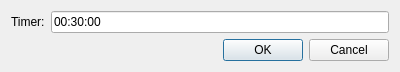
First picture: the form in initsetting.ui, repository pjincz/mini-floating-timer, before the edit.
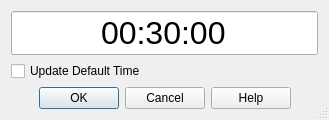
Second picture: the form after the edit.

Commit message: save default value, add help button, adjust setup dialog

The edit to the form file:
```diff
--- a/initsetting.ui
+++ b/initsetting.ui
@@ -6,34 +6,41 @@
    <rect>
     <x>0</x>
     <y>0</y>
-    <width>400</width>
-    <height>69</height>
+    <width>329</width>
+    <height>115</height>
    </rect>
   </property>
   <property name="windowTitle">
-   <string>Dialog</string>
+   <string>Setup</string>
+  </property>
+  <property name="sizeGripEnabled">
+   <bool>true</bool>
   </property>
   <layout class="QVBoxLayout" name="verticalLayout">
    <item>
-    <layout class="QHBoxLayout" name="horizontalLayout">
-     <item>
-      <widget class="QLabel" name="label">
-       <property name="text">
-        <string>Timer:</string>
-       </property>
-      </widget>
-     </item>
-     <item>
       <widget class="QLineEdit" name="lineEdit">
+     <property name="font">
+      <font>
+       <pointsize>24</pointsize>
+      </font>
+     </property>
        <property name="inputMask">
         <string>99:99:99</string>
        </property>
        <property name="text">
         <string>00:30:00</string>
        </property>
-      </widget>
-     </item>
-    </layout>
+     <property name="alignment">
+      <set>Qt::AlignCenter</set>
+     </property>
+    </widget>
+   </item>
+   <item>
+    <widget class="QCheckBox" name="updateDefault">
+     <property name="text">
+      <string>Update Default Time</string>
+     </property>
+    </widget>
    </item>
    <item>
     <widget class="QDialogButtonBox" name="buttonBox">
@@ -41,7 +48,10 @@
       <enum>Qt::Horizontal</enum>
      </property>
      <property name="standardButtons">
-      <set>QDialogButtonBox::Cancel|QDialogButtonBox::Ok</set>
+      <set>QDialogButtonBox::Cancel|QDialogButtonBox::Help|QDialogButtonBox::Ok</set>
+     </property>
+     <property name="centerButtons">
+      <bool>true</bool>
      </property>
     </widget>
    </item>
```
Lines whose indentation alone changed are shown as unchanged. The commit also changes 3 other files.
